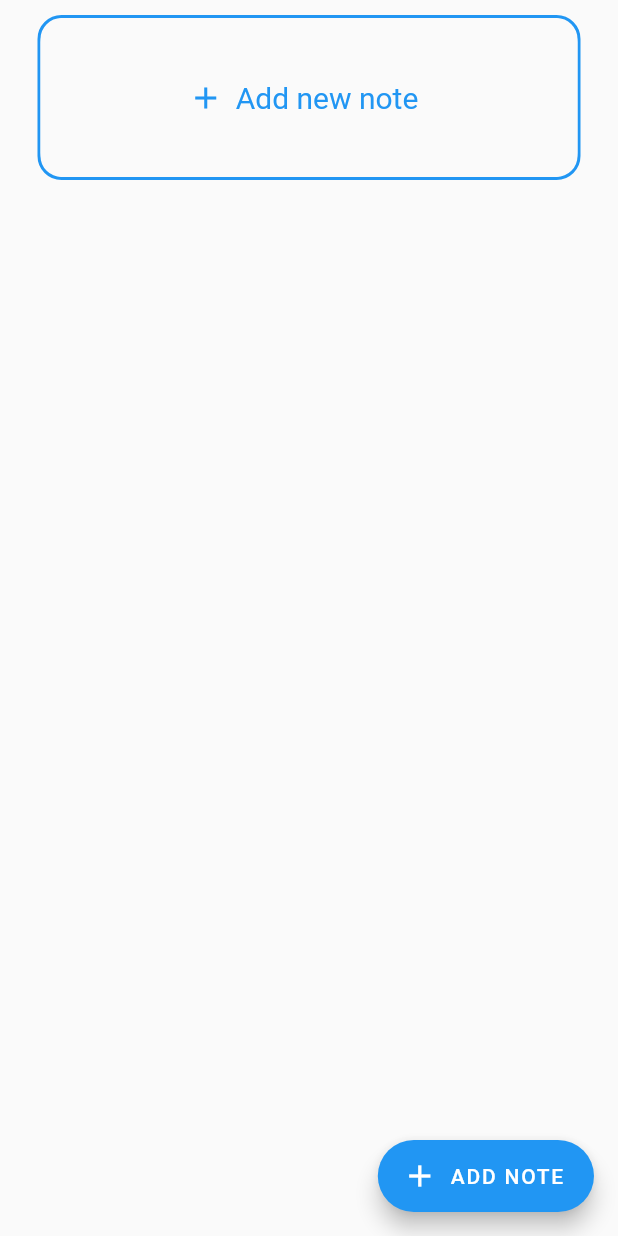
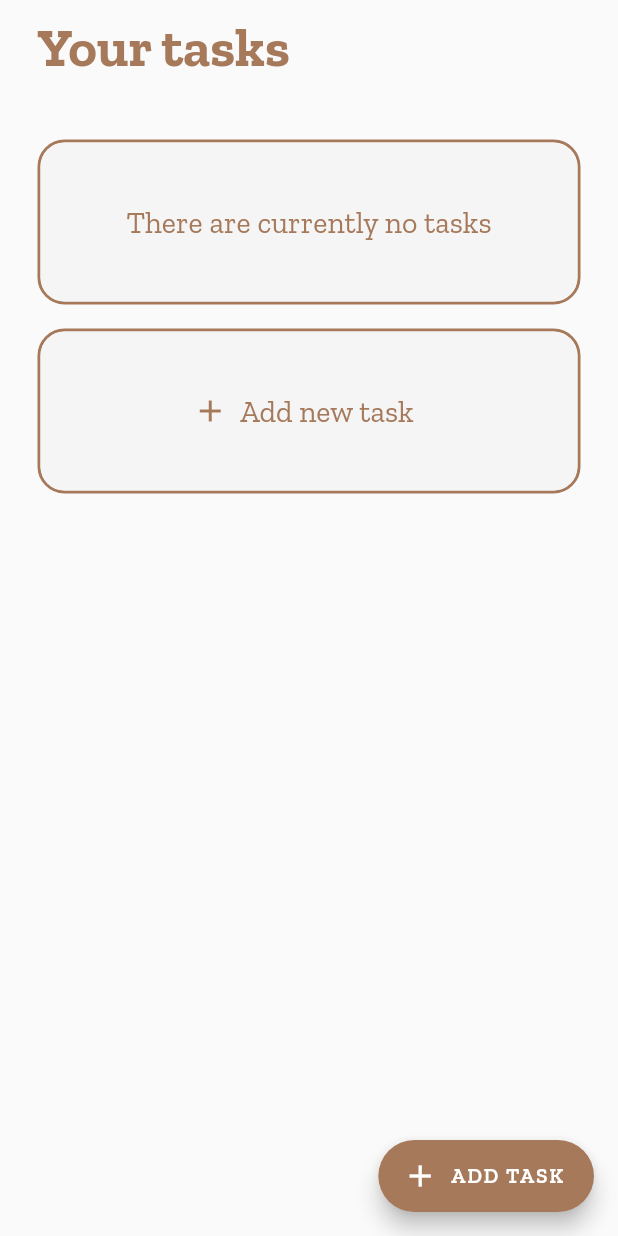
Before and after one commit to ucll-mobile-2021/project-Stef, a Flutter app: the screen it shows after launch, on a phone screen of 412 x 824 dp. Run offline on Flutter 3.47's test engine with Material 2 defaults, Android fonts, the phone set to English and light mode, and no system bars; our stand-ins replace outline_material_icons, sqflite; accounts and stored records are empty; project files that could hold a hidden picture were left out.

Commit message:
Styling finished

```diff
--- a/lib/main.dart
+++ b/lib/main.dart
@@ -1,5 +1,6 @@
 import 'package:flutter/material.dart';
 import 'src/screens/home.dart';
+import 'src/components/theme.dart';
 
 void main() => runApp(TodoApp());
 
@@ -9,10 +10,13 @@ class TodoApp extends StatefulWidget {
 }
 
 class _TodoAppState extends State<TodoApp> {
+  ThemeData theme = lightTheme;
+
   @override
   Widget build(BuildContext context) {
     return MaterialApp(
       title: 'Todo',
+      theme: theme,
       home: MyHomePage()
     );
   }
--- a/lib/src/components/TodoCards.dart
+++ b/lib/src/components/TodoCards.dart
@@ -2,17 +2,6 @@ import 'package:flutter/cupertino.dart';
 import "package:flutter/material.dart";
 import 'package:todo_app/src/model/model.dart';
 import 'package:intl/intl.dart';
-
-List<Color> colorList = [
-  Colors.blue,
-  Colors.green,
-  Colors.indigo,
-  Colors.red,
-  Colors.cyan,
-  Colors.teal,
-  Colors.amber.shade900,
-  Colors.deepOrange
-];
 
 class TodoCard extends StatelessWidget {
   final TodoModel todoData;
@@ -23,7 +12,7 @@ class TodoCard extends StatelessWidget {
   @override
   Widget build(BuildContext context) {
     String cleanDate = DateFormat.yMMMd().format(todoData.dueDate);
-    Color color = colorList.elementAt(todoData.title.length % colorList.length);
+    Color color = Theme.of(context).accentColor;
     return Container(
       margin: EdgeInsets.fromLTRB(10, 8, 10, 8),
       height: 110,
@@ -50,10 +39,7 @@ class TodoCard extends StatelessWidget {
                   '${todoData.title.trim().length <= 20 ? todoData.title.trim() : todoData.title.trim().substring(0, 20) + '...'}',
                   style: TextStyle(
                       fontFamily: 'ZillaSlab',
-                      fontSize: 20,
-                      fontWeight: todoData.completed
-                          ? FontWeight.w800
-                          : FontWeight.normal),
+                      fontSize: 20),
                 ),
                 Container(
                   margin: EdgeInsets.only(top: 8),
@@ -73,6 +59,7 @@ class TodoCard extends StatelessWidget {
                         style: TextStyle(
                             fontSize: 12,
                             color: Colors.grey.shade300,
+                            fontFamily: 'ZillaSlab',
                             fontWeight: FontWeight.w500),
                       )
                     ],
@@ -104,7 +91,7 @@ class AddTodoCard extends StatelessWidget {
         height: 110,
         decoration: BoxDecoration(
           border: Border.all(color: Theme.of(context).primaryColor, width: 2),
-          borderRadius: BorderRadius.circular(16),
+          borderRadius: BorderRadius.circular(18),
         ),
         child: Material(
           borderRadius: BorderRadius.circular(16),
@@ -123,9 +110,9 @@ class AddTodoCard extends StatelessWidget {
                         color: Theme.of(context).primaryColor,
                       ),
                       Padding(
-                          padding: const EdgeInsets.all(8.0),
+                          padding: const EdgeInsets.all(8),
                           child: Text(
-                            'Add new note',
+                            'Add new task',
                             style: TextStyle(
                                 fontFamily: 'ZillaSlab',
                                 color: Theme.of(context).primaryColor,
@@ -181,3 +168,46 @@ class OverviewCard extends StatelessWidget {
         ));
   }
 }
+
+class PlaceholderCard extends StatelessWidget {
+  @override
+  Widget build(BuildContext context) {
+    return Container(
+        margin: EdgeInsets.fromLTRB(10, 8, 10, 8),
+        height: 110,
+        decoration: BoxDecoration(
+          border: Border.all(color: Theme.of(context).primaryColor, width: 2),
+          borderRadius: BorderRadius.circular(18),
+          // color: Theme.of(context).primaryColor,
+          // color: Colors.red,
+        ),
+        child: Material(
+          borderRadius: BorderRadius.circular(16),
+          clipBehavior: Clip.antiAlias,
+          child: Container(
+            padding: EdgeInsets.all(16),
+            child: Column(
+              mainAxisAlignment: MainAxisAlignment.center,
+              children: <Widget>[
+                Center(
+                  child: Row(
+                    mainAxisAlignment: MainAxisAlignment.center,
+                    children: <Widget>[
+                      Container(
+                          padding: const EdgeInsets.all(8.0),
+                          child: Text(
+                            'There are currently no tasks',
+                            style: TextStyle(
+                                fontFamily: 'ZillaSlab',
+                                color: Theme.of(context).primaryColor,
+                                fontSize: 20),
+                          ))
+                    ],
+                  ),
+                )
+              ],
+            ),
+          ),
+        ));
+  }
+}
--- a/lib/src/components/appbar.dart
+++ /dev/null
@@ -1,5 +0,0 @@
-import "package:flutter/material.dart";
-
-class TodoAppBar extends AppBar{
-
-}
--- /dev/null
+++ b/lib/src/components/theme.dart
@@ -0,0 +1,16 @@
+import 'package:flutter/material.dart';
+
+Color primaryColor = Color.fromARGB(255, 166, 121, 91);
+Color accentColor = Color.fromARGB(255, 200, 173, 125);
+Color canvasColor = Color.fromARGB(255, 245, 245, 245);
+ThemeData lightTheme = ThemeData.light().copyWith(
+  primaryColor: primaryColor,
+  accentColor: accentColor,
+  canvasColor: canvasColor,
+);
+
+ThemeData darkTheme = ThemeData.dark().copyWith(
+  primaryColor: canvasColor,
+  accentColor: primaryColor,
+  canvasColor: accentColor,
+);
--- a/lib/src/screens/home.dart
+++ b/lib/src/screens/home.dart
@@ -32,9 +32,9 @@ class _MyHomePageState extends State<MyHomePage> {
     return Scaffold(
       floatingActionButton: FloatingActionButton.extended(
         // TODO colorscheme
-        //backgroundColor: Theme.of(context).primaryColor
+        backgroundColor: Theme.of(context).primaryColor,
         onPressed: () => goToForm(),
-        label: Text('Add note'.toUpperCase()),
+        label: Text('Add task'.toUpperCase(), style: TextStyle(fontFamily: 'ZillaSlab', fontWeight: FontWeight.w600),),
         icon: Icon(Icons.add),
       ),
       body: GestureDetector(
@@ -47,10 +47,12 @@ class _MyHomePageState extends State<MyHomePage> {
               physics: BouncingScrollPhysics(),
               children: <Widget>[
                 //Todo: remove appbar and add header (welcome...)
+                buildHeader(context),
                 ...buildTodoComponents(),
-                GestureDetector(
-                  onTap: goToForm, child: AddTodoCard()),
-                Container(height: 100,)
+                GestureDetector(onTap: goToForm, child: AddTodoCard()),
+                Container(
+                  height: 100,
+                )
               ],
             ),
             margin: EdgeInsets.only(top: 2),
@@ -60,20 +62,25 @@ class _MyHomePageState extends State<MyHomePage> {
   }
 
   List<Widget> buildTodoComponents() {
+    List<Widget> todoComponents = [];
+    if (todoList.isEmpty) {
+      todoComponents.add(PlaceholderCard());
       //todo if empty list => return place holder card (kinda like the add card)
-    List<Widget> todoComponents = [];
+    } else {
       todoList.sort((a, b) => a.dueDate.compareTo(b.dueDate));
       todoList.forEach((todo) {
         todoComponents.add(TodoCard(todoData: todo, onTapAction: openTodo));
       });
+    }
     return todoComponents;
   }
 
   openTodo(TodoModel todoData) async {
     Navigator.push(
         context,
-      MaterialPageRoute(builder: (context) => MyDetail(refetchData: refetchFromDB, current: todoData))
-    );
+        MaterialPageRoute(
+            builder: (context) =>
+                MyDetail(refetchData: refetchFromDB, current: todoData)));
   }
 
   void refetchFromDB() async {
@@ -84,8 +91,28 @@ class _MyHomePageState extends State<MyHomePage> {
     Navigator.push(
         context,
         MaterialPageRoute(
-        builder: (context) =>
-            MyForm(refetchData: refetchFromDB)
-      ));
+            builder: (context) => MyForm(refetchData: refetchFromDB)));
+  }
+
+  Widget buildHeader(BuildContext context) {
+    return Row(
+      children: <Widget>[
+        AnimatedContainer(
+          duration: Duration(milliseconds: 200),
+          curve: Curves.easeIn,
+          margin: EdgeInsets.only(top: 8, bottom: 32, left: 10),
+          child: Text(
+            'Your tasks',
+            style: TextStyle(
+                fontFamily: 'ZillaSlab',
+                fontWeight: FontWeight.w700,
+                fontSize: 36,
+                color: Theme.of(context).primaryColor),
+            overflow: TextOverflow.clip,
+            softWrap: false,
+          ),
+        ),
+      ],
+    );
   }
 }
```
Also changed, not shown: lib/src/screens/detail.dart (+16 -6 lines), lib/src/screens/form.dart (+17 -13 lines), pubspec.yaml (+16 -3 lines), fonts/ZillaSlab-Bold.ttf (added), fonts/ZillaSlab-BoldItalic.ttf (added), fonts/ZillaSlab-Italic.ttf (added), fonts/ZillaSlab-Light.ttf (added), fonts/ZillaSlab-LightItalic.ttf (added), fonts/ZillaSlab-Medium.ttf (added), fonts/ZillaSlab-MediumItalic.ttf (added), fonts/ZillaSlab-Regular.ttf (added), fonts/ZillaSlab-SemiBold.ttf (added), fonts/ZillaSlab-SemiBoldItalic.ttf (added), pubspec.lock. Lines whose indentation alone changed are shown as unchanged.
